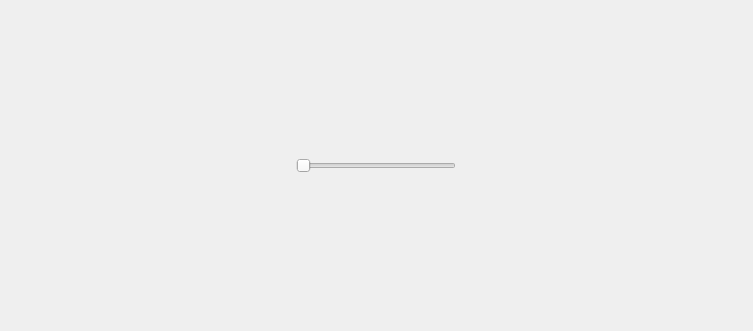
First picture: the form in View/mainwindow.ui, repository lubudubek/qtRubicCube, before the edit.
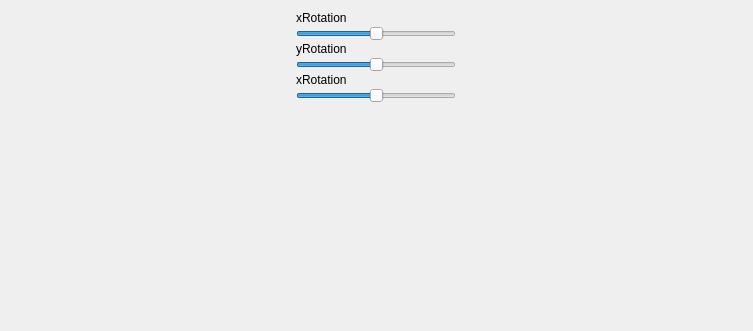
Second picture: the form after the edit.

Commit message: added cube moving by sliders

The edit to the form file:
```diff
--- a/View/mainwindow.ui
+++ b/View/mainwindow.ui
@@ -22,17 +22,105 @@
     </layout>
    </item>
    <item>
-    <widget class="QSlider" name="horizontalSlider">
-     <property name="maximumSize">
-      <size>
-       <width>160</width>
-       <height>16777215</height>
-      </size>
+    <layout class="QVBoxLayout" name="verticalLayout_3">
+     <property name="spacing">
+      <number>1</number>
      </property>
-     <property name="orientation">
-      <enum>Qt::Horizontal</enum>
+     <property name="sizeConstraint">
+      <enum>QLayout::SetMaximumSize</enum>
      </property>
-    </widget>
+     <item>
+      <widget class="QLabel" name="xLabel">
+       <property name="text">
+        <string>xRotation</string>
+       </property>
+      </widget>
+     </item>
+     <item>
+      <widget class="QSlider" name="xRotation">
+       <property name="maximumSize">
+        <size>
+         <width>160</width>
+         <height>16777215</height>
+        </size>
+       </property>
+       <property name="minimum">
+        <number>-300</number>
+       </property>
+       <property name="maximum">
+        <number>300</number>
+       </property>
+       <property name="orientation">
+        <enum>Qt::Horizontal</enum>
+       </property>
+      </widget>
+     </item>
+     <item>
+      <widget class="QLabel" name="xLabel_2">
+       <property name="text">
+        <string>yRotation</string>
+       </property>
+      </widget>
+     </item>
+     <item>
+      <widget class="QSlider" name="yRotation">
+       <property name="maximumSize">
+        <size>
+         <width>160</width>
+         <height>16777215</height>
+        </size>
+       </property>
+       <property name="minimum">
+        <number>-300</number>
+       </property>
+       <property name="maximum">
+        <number>300</number>
+       </property>
+       <property name="orientation">
+        <enum>Qt::Horizontal</enum>
+       </property>
+      </widget>
+     </item>
+     <item>
+      <widget class="QLabel" name="xLabel_3">
+       <property name="text">
+        <string>xRotation</string>
+       </property>
+      </widget>
+     </item>
+     <item>
+      <widget class="QSlider" name="zRotation">
+       <property name="maximumSize">
+        <size>
+         <width>160</width>
+         <height>16777215</height>
+        </size>
+       </property>
+       <property name="minimum">
+        <number>-300</number>
+       </property>
+       <property name="maximum">
+        <number>300</number>
+       </property>
+       <property name="orientation">
+        <enum>Qt::Horizontal</enum>
+       </property>
+      </widget>
+     </item>
+     <item>
+      <spacer name="verticalSpacer">
+       <property name="orientation">
+        <enum>Qt::Vertical</enum>
+       </property>
+       <property name="sizeHint" stdset="0">
+        <size>
+         <width>20</width>
+         <height>40</height>
+        </size>
+       </property>
+      </spacer>
+     </item>
+    </layout>
    </item>
   </layout>
  </widget>
```
Left out of the diff: 6 changed lines with no effect on the pictures. The commit also changes 11 other files.
